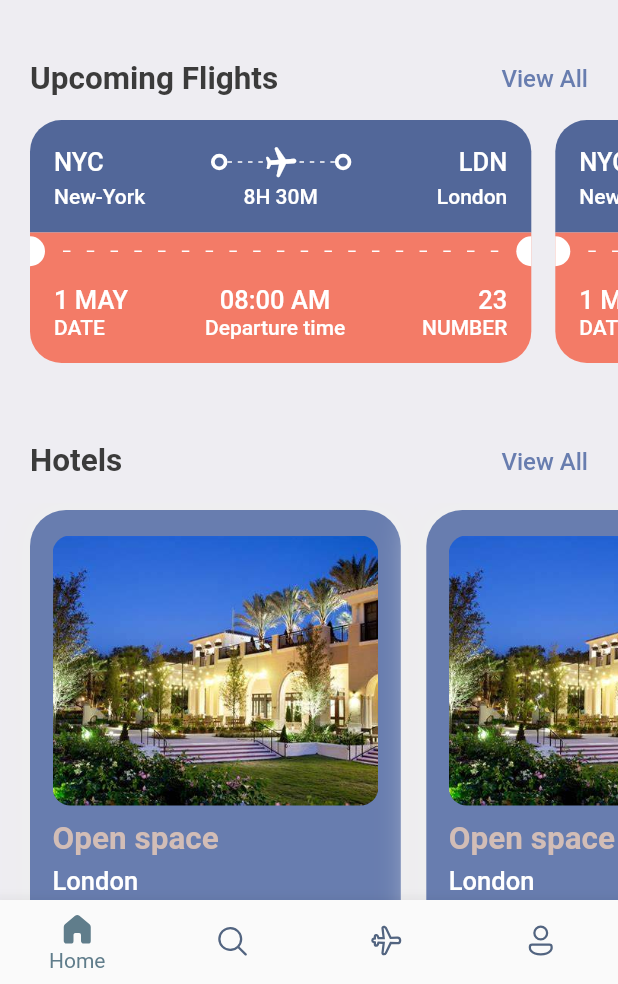
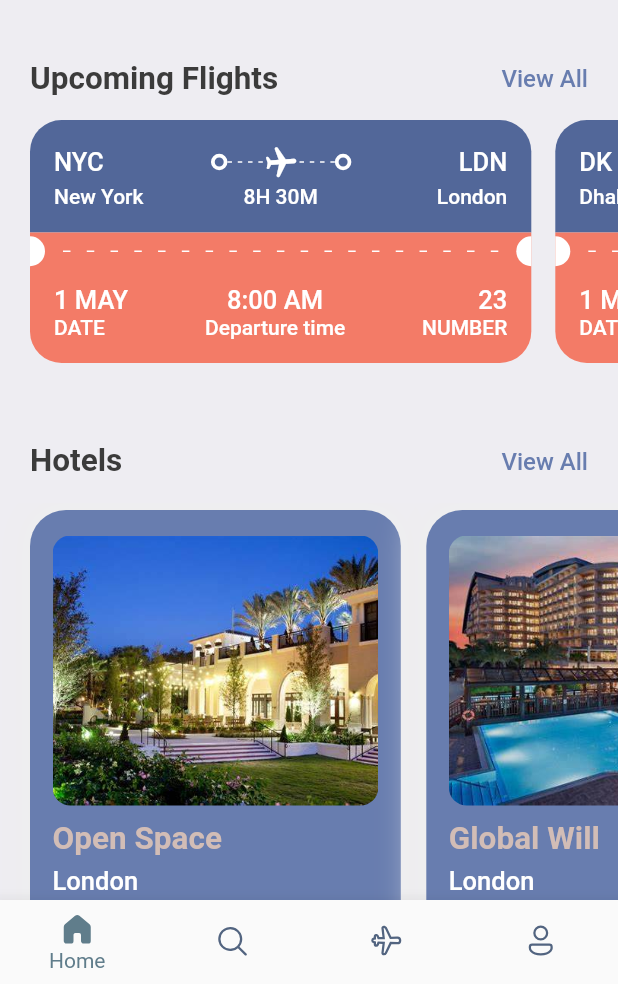
Before and after one commit to ElianAndrel456/ticket_booking_app, a Flutter app: the screen it shows after launch, on a phone screen of 412 x 824 dp, the part 252-1236 px from its top. Run offline on Flutter 3.47's test engine with Material 2 defaults, Android fonts, the phone set to English and light mode, and no system bars; our stand-ins replace fluentui_icons, gap, get.

Commit message:
add list ticket & hotels

```diff
--- a/lib/screens/bottom_bar.dart
+++ b/lib/screens/bottom_bar.dart
@@ -1,6 +1,7 @@
 import 'package:fluentui_icons/fluentui_icons.dart';
 import 'package:flutter/material.dart';
 import 'package:ticket_booking_app/screens/home_screen.dart';
+import 'package:ticket_booking_app/screens/search_screen.dart';
 
 class BottomBar extends StatefulWidget {
   const BottomBar({super.key});
@@ -14,7 +15,7 @@ class _BottomBarState extends State<BottomBar> {
 
   static final List<Widget> _widgetOptions = <Widget>[
     HomeScreen(),
-    Text("Search"),
+    SearchScreen(),
     Text("Ticket"),
     Text("Profile"),
   ];
--- a/lib/screens/home_screen.dart
+++ b/lib/screens/home_screen.dart
@@ -3,6 +3,7 @@ import 'package:flutter/material.dart';
 import 'package:gap/gap.dart';
 import 'package:ticket_booking_app/screens/hotel_screen.dart';
 import 'package:ticket_booking_app/screens/ticket_view.dart';
+import 'package:ticket_booking_app/utils/app_info_list.dart';
 import 'package:ticket_booking_app/utils/app_styles.dart';
 
 class HomeScreen extends StatelessWidget {
@@ -96,11 +97,8 @@ class HomeScreen extends StatelessWidget {
             scrollDirection: Axis.horizontal,
             padding: EdgeInsets.only(left: 20.0),
             child: Row(
-              children: [
-                TicketView(),
-                TicketView(),
-              ],
-            ),
+                children:
+                    ticketList.map((e) => TicketView(ticket: e)).toList()),
           ),
           Gap(15.0),
           Container(
@@ -130,12 +128,8 @@ class HomeScreen extends StatelessWidget {
             scrollDirection: Axis.horizontal,
             padding: EdgeInsets.only(left: 20.0),
             child: Row(
-              children: [
-                HotelScreen(),
-                HotelScreen(),
-                HotelScreen(),
-                HotelScreen(),
-              ],
+              children:
+                  hotelList.map((hotel) => HotelScreen(hotel: hotel)).toList(),
             ),
           ),
         ],
--- a/lib/screens/hotel_screen.dart
+++ b/lib/screens/hotel_screen.dart
@@ -4,7 +4,8 @@ import 'package:ticket_booking_app/utils/app_layout.dart';
 import 'package:ticket_booking_app/utils/app_styles.dart';
 
 class HotelScreen extends StatelessWidget {
-  const HotelScreen({super.key});
+  const HotelScreen({super.key, required this.hotel});
+  final Map<String, dynamic> hotel;
 
   @override
   Widget build(BuildContext context) {
@@ -27,32 +28,32 @@ class HotelScreen extends StatelessWidget {
             )
           ]),
       width: size.width * 0.6,
-      height: 350,
+      height: AppLayout.getHeigth(350.0),
       child: Column(
         crossAxisAlignment: CrossAxisAlignment.start,
         children: [
           Container(
-            height: 180,
+            height: AppLayout.getHeigth(180.0),
             decoration: BoxDecoration(
                 borderRadius: BorderRadius.circular(12.0),
                 color: Styles.primaryColor,
                 image: DecorationImage(
-                    image: AssetImage("assets/images/one.jpg"),
+                    image: AssetImage("assets/images/${hotel["image"]}"),
                     fit: BoxFit.cover)),
           ),
           Gap(10.0),
           Text(
-            "Open space",
+            "${hotel["place"]}",
             style: Styles.headLineStyle2.copyWith(color: Styles.kakiColor),
           ),
           Gap(5),
           Text(
-            "London",
+            "${hotel["destination"]}",
             style: Styles.headLineStyle3.copyWith(color: Colors.white),
           ),
           Gap(8),
           Text(
-            "\$40/night",
+            "\$${hotel["price"]}/night",
             style: Styles.headLineStyle.copyWith(color: Styles.kakiColor),
           ),
         ],
--- a/lib/screens/ticket_view.dart
+++ b/lib/screens/ticket_view.dart
@@ -5,17 +5,17 @@ import 'package:ticket_booking_app/utils/app_styles.dart';
 import 'package:ticket_booking_app/widgets/thick_container.dart';
 
 class TicketView extends StatelessWidget {
-  const TicketView({super.key});
-
+  const TicketView({super.key, required this.ticket});
+  final Map<String, dynamic> ticket;
   @override
   Widget build(BuildContext context) {
     final size = AppLayout.getSize(context);
 
     return SizedBox(
       width: size.width * 0.85,
-      height: 200.0,
+      height: AppLayout.getHeigth(200.0),
       child: Container(
-        margin: EdgeInsets.only(right: 16.0),
+        margin: EdgeInsets.only(right: AppLayout.getHeigth(16.0)),
         child: Column(
           mainAxisSize: MainAxisSize.min,
           children: [
@@ -24,17 +24,17 @@ class TicketView extends StatelessWidget {
               decoration: BoxDecoration(
                 color: Color(0xFF526799),
                 borderRadius: BorderRadius.only(
-                  topLeft: Radius.circular(21.0),
-                  topRight: Radius.circular(21.0),
+                  topLeft: Radius.circular(AppLayout.getHeigth(21.0)),
+                  topRight: Radius.circular(AppLayout.getHeigth(21.0)),
                 ),
               ),
-              padding: EdgeInsets.all(16.0),
+              padding: EdgeInsets.all(AppLayout.getHeigth(16.0)),
               child: Column(
                 children: [
                   Row(
                     children: [
                       Text(
-                        "NYC",
+                        ticket["from"]["code"],
                         style: Styles.headLineStyle3.copyWith(
                           color: Colors.white,
                         ),
@@ -45,7 +45,7 @@ class TicketView extends StatelessWidget {
                         child: Stack(
                           children: [
                             SizedBox(
-                              height: 24.0,
+                              height: AppLayout.getHeigth(24.0),
                               child: LayoutBuilder(
                                 builder: (context, constraints) => Flex(
                                   mainAxisSize: MainAxisSize.max,
@@ -82,7 +82,7 @@ class TicketView extends StatelessWidget {
                       ThickContainer(),
                       Expanded(child: Container()),
                       Text(
-                        "LDN",
+                        ticket["to"]["code"],
                         style: Styles.headLineStyle3.copyWith(
                           color: Colors.white,
                         ),
@@ -94,23 +94,23 @@ class TicketView extends StatelessWidget {
                     mainAxisAlignment: MainAxisAlignment.spaceBetween,
                     children: [
                       SizedBox(
-                        width: 100.0,
+                        width: AppLayout.getWidth(100.0),
                         child: Text(
-                          "New-York",
+                          ticket["from"]["name"],
                           style: Styles.headLineStyle4.copyWith(
                             color: Colors.white,
                           ),
                         ),
                       ),
                       Text(
-                        "8H 30M",
+                        ticket["flying_time"],
                         style:
                             Styles.headLineStyle4.copyWith(color: Colors.white),
                       ),
                       SizedBox(
-                        width: 100.0,
+                        width: AppLayout.getWidth(100.0),
                         child: Text(
-                          "London",
+                          ticket["to"]["name"],
                           style: Styles.headLineStyle4.copyWith(
                             color: Colors.white,
                           ),
@@ -128,8 +128,8 @@ class TicketView extends StatelessWidget {
               child: Row(
                 children: [
                   SizedBox(
-                    height: 20.0,
-                    width: 10.0,
+                    height: AppLayout.getHeigth(20.0),
+                    width: AppLayout.getWidth(10.0),
                     child: DecoratedBox(
                       decoration: BoxDecoration(
                         color: Colors.white,
@@ -200,7 +200,7 @@ class TicketView extends StatelessWidget {
                         crossAxisAlignment: CrossAxisAlignment.start,
                         children: [
                           Text(
-                            "1 MAY",
+                            ticket["date"],
                             style: Styles.headLineStyle3.copyWith(
                               color: Colors.white,
                             ),
@@ -217,7 +217,7 @@ class TicketView extends StatelessWidget {
                         crossAxisAlignment: CrossAxisAlignment.center,
                         children: [
                           Text(
-                            "08:00 AM",
+                            ticket["departure_time"],
                             style: Styles.headLineStyle3.copyWith(
                               color: Colors.white,
                             ),
@@ -234,7 +234,7 @@ class TicketView extends StatelessWidget {
                         crossAxisAlignment: CrossAxisAlignment.end,
                         children: [
                           Text(
-                            "23",
+                            ticket["number"].toString(),
                             style: Styles.headLineStyle3.copyWith(
                               color: Colors.white,
                             ),
--- /dev/null
+++ b/lib/utils/app_info_list.dart
@@ -0,0 +1,39 @@
+List<Map<String, dynamic>> hotelList = [
+  {
+    "image": "one.jpg",
+    "place": "Open Space",
+    "destination": "London",
+    "price": 25
+  },
+  {
+    "image": "two.jpg",
+    "place": "Global Will",
+    "destination": "London",
+    "price": 40
+  },
+  {
+    "image": "three.jpg",
+    "place": "Tallest Building",
+    "destination": "Dubai",
+    "price": 68
+  }
+];
+
+List<Map<String, dynamic>> ticketList = [
+  {
+    "from": {"code": "NYC", "name": "New York"},
+    "to": {"code": "LDN", "name": "London"},
+    "flying_time": "8H 30M",
+    "date": "1 MAY",
+    "departure_time": "8:00 AM",
+    "number": 23,
+  },
+  {
+    "from": {"code": "DK", "name": "Dhaka"},
+    "to": {"code": "SH", "name": "Shanghai"},
+    "flying_time": "4H 20M",
+    "date": "1 MAY",
+    "departure_time": "9:00 AM",
+    "number": 45,
+  }
+];
--- a/lib/utils/app_layout.dart
+++ b/lib/utils/app_layout.dart
@@ -1,7 +1,26 @@
 import 'package:flutter/material.dart';
+import 'package:get/get.dart';
 
 class AppLayout {
   static getSize(BuildContext context) {
     return MediaQuery.of(context).size;
   }
+
+  static getScreenHeight() {
+    return Get.height;
+  }
+
+  static getScreenWidth() {
+    return Get.width;
+  }
+
+  static getHeigth(double pixels) {
+    double x = getScreenHeight() / pixels;
+    return getScreenHeight() / x;
+  }
+
+  static getWidth(double pixels) {
+    double x = getScreenWidth() / pixels;
+    return getScreenWidth() / x;
+  }
 }
--- a/pubspec.yaml
+++ b/pubspec.yaml
@@ -12,6 +12,7 @@ dependencies:
   cupertino_icons: ^1.0.5
   fluentui_icons: ^1.0.0
   gap: ^3.0.0
+  get: ^4.6.5
 
 dev_dependencies:
   flutter_test:
```
Also changed, not shown: assets/images/three.jpg (added), pubspec.lock.
